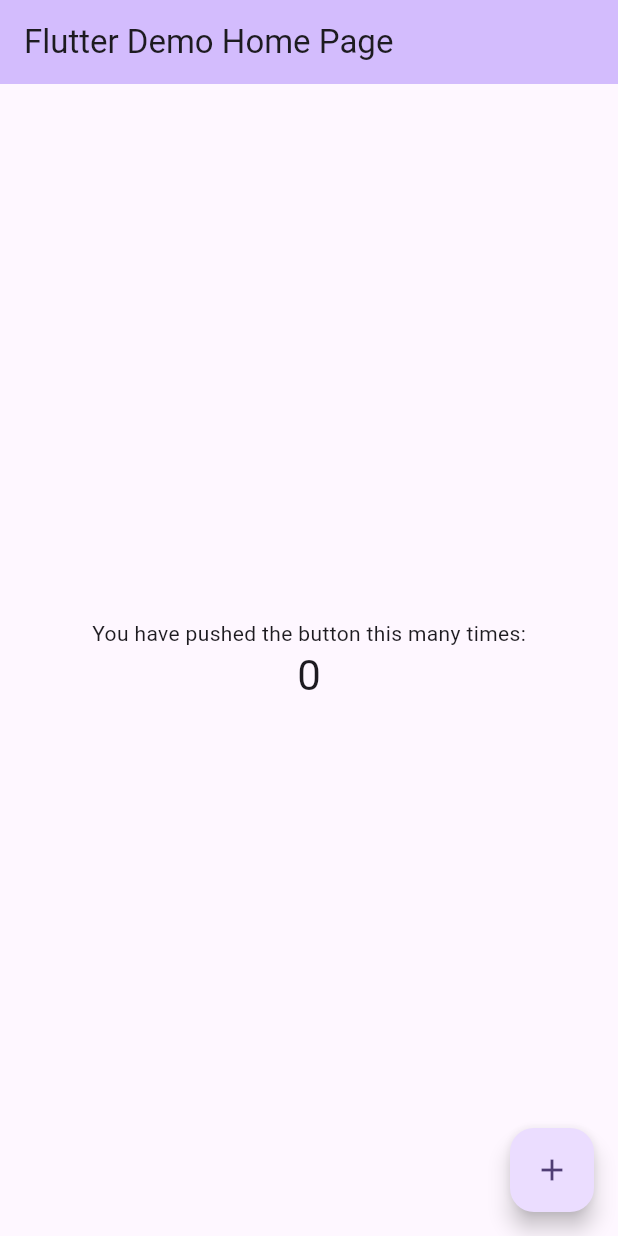
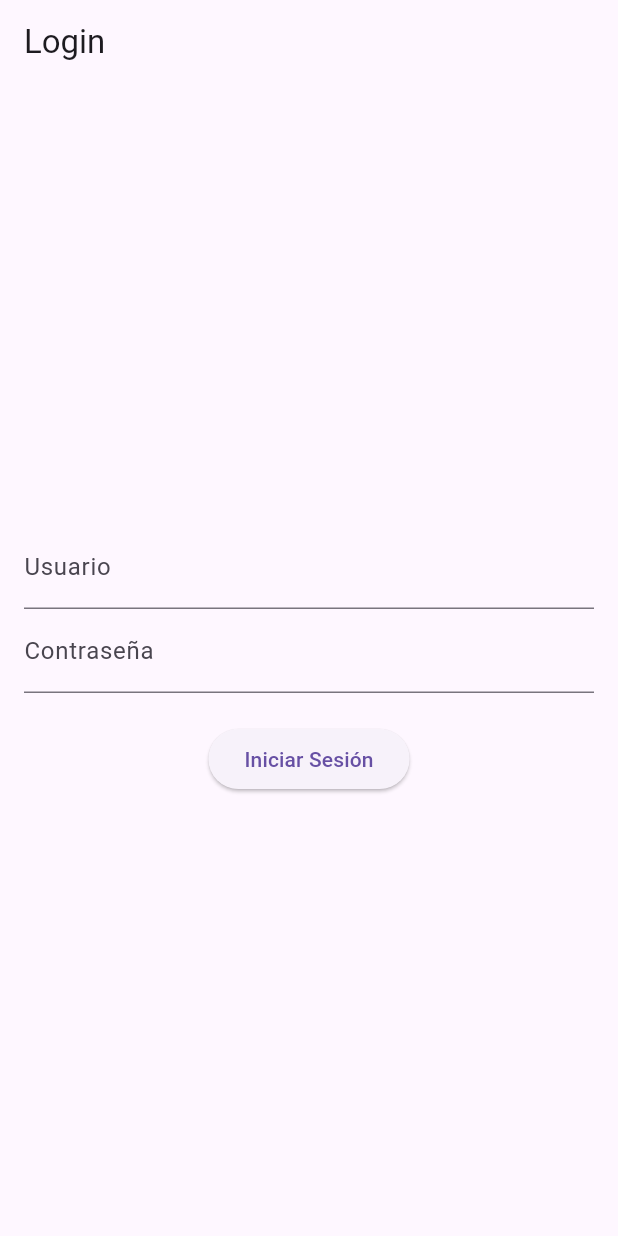
Before and after one commit to MarLiz-SanCam/app_lavanderia, a Flutter app: the screen it shows after launch, on a phone screen of 412 x 824 dp. Run offline on Flutter 3.47's test engine with Material 3 defaults, Android fonts, the light colour scheme and no system bars.

Commit message:
changed to logIn page

```diff
--- a/lib/main.dart
+++ b/lib/main.dart
@@ -1,125 +1,78 @@
 import 'package:flutter/material.dart';
 
 void main() {
-  runApp(const MyApp());
+  runApp(MyApp());
 }
 
 class MyApp extends StatelessWidget {
-  const MyApp({super.key});
-
-  // This widget is the root of your application.
   @override
   Widget build(BuildContext context) {
     return MaterialApp(
-      title: 'Flutter Demo',
+      title: 'Login App',
       theme: ThemeData(
-        // This is the theme of your application.
-        //
-        // TRY THIS: Try running your application with "flutter run". You'll see
-        // the application has a purple toolbar. Then, without quitting the app,
-        // try changing the seedColor in the colorScheme below to Colors.green
-        // and then invoke "hot reload" (save your changes or press the "hot
-        // reload" button in a Flutter-supported IDE, or press "r" if you used
-        // the command line to start the app).
-        //
-        // Notice that the counter didn't reset back to zero; the application
-        // state is not lost during the reload. To reset the state, use hot
-        // restart instead.
-        //
-        // This works for code too, not just values: Most code changes can be
-        // tested with just a hot reload.
-        colorScheme: ColorScheme.fromSeed(seedColor: Colors.deepPurple),
-        useMaterial3: true,
+        primarySwatch: Colors.blue,
       ),
-      home: const MyHomePage(title: 'Flutter Demo Home Page'),
+      home: LoginPage(),
     );
   }
 }
 
-class MyHomePage extends StatefulWidget {
-  const MyHomePage({super.key, required this.title});
-
-  // This widget is the home page of your application. It is stateful, meaning
-  // that it has a State object (defined below) that contains fields that affect
-  // how it looks.
-
-  // This class is the configuration for the state. It holds the values (in this
-  // case the title) provided by the parent (in this case the App widget) and
-  // used by the build method of the State. Fields in a Widget subclass are
-  // always marked "final".
-
-  final String title;
-
+class LoginPage extends StatefulWidget {
   @override
-  State<MyHomePage> createState() => _MyHomePageState();
+  _LoginPageState createState() => _LoginPageState();
 }
 
-class _MyHomePageState extends State<MyHomePage> {
-  int _counter = 0;
+class _LoginPageState extends State<LoginPage> {
+  final _usernameController = TextEditingController();
+  final _passwordController = TextEditingController();
 
-  void _incrementCounter() {
-    setState(() {
-      // This call to setState tells the Flutter framework that something has
-      // changed in this State, which causes it to rerun the build method below
-      // so that the display can reflect the updated values. If we changed
-      // _counter without calling setState(), then the build method would not be
-      // called again, and so nothing would appear to happen.
-      _counter++;
-    });
+  void _login() {
+    final username = _usernameController.text;
+    final password = _passwordController.text;
+
+    // Aquí puedes implementar la lógica de autenticación
+    // Por simplicidad, solo mostramos un mensaje
+    if (username == 'admin' && password == 'password') {
+      // Simula un inicio de sesión exitoso
+      ScaffoldMessenger.of(context).showSnackBar(
+        SnackBar(content: Text('Login exitoso')),
+      );
+    } else {
+      // Simula un error de inicio de sesión
+      ScaffoldMessenger.of(context).showSnackBar(
+        SnackBar(content: Text('Usuario o contraseña incorrectos')),
+      );
+    }
   }
 
   @override
   Widget build(BuildContext context) {
-    // This method is rerun every time setState is called, for instance as done
-    // by the _incrementCounter method above.
-    //
-    // The Flutter framework has been optimized to make rerunning build methods
-    // fast, so that you can just rebuild anything that needs updating rather
-    // than having to individually change instances of widgets.
     return Scaffold(
       appBar: AppBar(
-        // TRY THIS: Try changing the color here to a specific color (to
-        // Colors.amber, perhaps?) and trigger a hot reload to see the AppBar
-        // change color while the other colors stay the same.
-        backgroundColor: Theme.of(context).colorScheme.inversePrimary,
-        // Here we take the value from the MyHomePage object that was created by
-        // the App.build method, and use it to set our appbar title.
-        title: Text(widget.title),
+        title: Text('Login'),
       ),
-      body: Center(
-        // Center is a layout widget. It takes a single child and positions it
-        // in the middle of the parent.
+      body: Padding(
+        padding: EdgeInsets.all(16.0),
         child: Column(
-          // Column is also a layout widget. It takes a list of children and
-          // arranges them vertically. By default, it sizes itself to fit its
-          // children horizontally, and tries to be as tall as its parent.
-          //
-          // Column has various properties to control how it sizes itself and
-          // how it positions its children. Here we use mainAxisAlignment to
-          // center the children vertically; the main axis here is the vertical
-          // axis because Columns are vertical (the cross axis would be
-          // horizontal).
-          //
-          // TRY THIS: Invoke "debug painting" (choose the "Toggle Debug Paint"
-          // action in the IDE, or press "p" in the console), to see the
-          // wireframe for each widget.
           mainAxisAlignment: MainAxisAlignment.center,
           children: <Widget>[
-            const Text(
-              'You have pushed the button this many times:',
+            TextField(
+              controller: _usernameController,
+              decoration: InputDecoration(labelText: 'Usuario'),
             ),
-            Text(
-              '$_counter',
-              style: Theme.of(context).textTheme.headlineMedium,
+            TextField(
+              controller: _passwordController,
+              decoration: InputDecoration(labelText: 'Contraseña'),
+              obscureText: true,
+            ),
+            SizedBox(height: 20),
+            ElevatedButton(
+              onPressed: _login,
+              child: Text('Iniciar Sesión'),
             ),
           ],
         ),
       ),
-      floatingActionButton: FloatingActionButton(
-        onPressed: _incrementCounter,
-        tooltip: 'Increment',
-        child: const Icon(Icons.add),
-      ), // This trailing comma makes auto-formatting nicer for build methods.
     );
   }
 }
```
